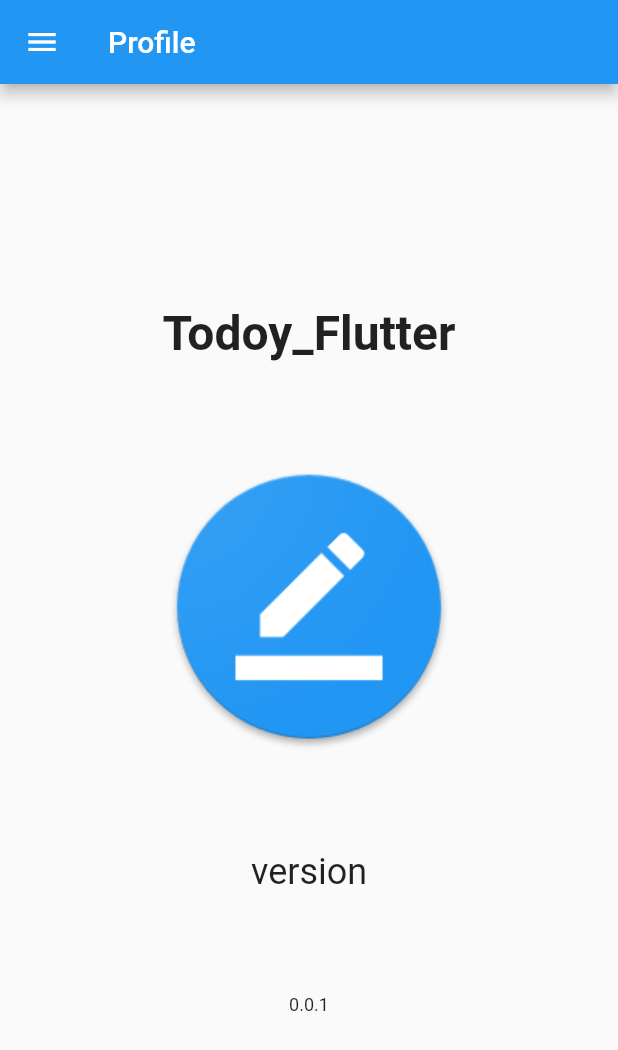
After one commit to Cespresso/Todoy-flutter, a Flutter app: the About screen opened directly, on a phone screen of 412 x 824 dp. The commit adds this screen. Shown: the top 1050 px of the screen. Run offline on Flutter 3.47's test engine with Material 2 defaults, Android fonts, the phone set to English and light mode, and no system bars; our stand-ins replace firebase_auth, google_sign_in; accounts and stored records are empty.

Commit message:
プロフィール画面とアプリ概要画面の追加

```diff
--- a/lib/main.dart
+++ b/lib/main.dart
@@ -1,7 +1,9 @@
 import 'package:flutter/material.dart';
 import 'package:scoped_model/scoped_model.dart';
 import 'package:todoy_flutter/model/todo_model.dart';
+import 'package:todoy_flutter/pages/about.dart';
 import 'package:todoy_flutter/pages/login.dart';
+import 'package:todoy_flutter/pages/profile.dart';
 import 'package:todoy_flutter/pages/todo_detail.dart';
 import 'package:todoy_flutter/pages/todo_list.dart';
 
@@ -35,6 +37,14 @@ class _MyAppState extends State<MyApp> {
               model: widget.todoModel,
               child: TodoList(),
             ),
+        "/profile": (BuildContext context) => ScopedModel<TodoModel>(
+          model: widget.todoModel,
+          child: Profile(),
+        ),
+        "/about": (BuildContext context) => ScopedModel<TodoModel>(
+          model: widget.todoModel,
+          child: About(),
+        ),
       },
       onGenerateRoute: (RouteSettings settings) {
         final List<String> pathElements = settings.name.split("/");
--- /dev/null
+++ b/lib/pages/about.dart
@@ -0,0 +1,43 @@
+import 'package:flutter/material.dart';
+import 'package:todoy_flutter/widgets/drawer.dart';
+
+class About extends StatelessWidget{
+  @override
+  Widget build(BuildContext context) {
+    return Scaffold(
+      appBar: AppBar(
+        title: Text("Profile"),
+      ),
+      drawer: MyDrawer(),
+      body: Center(
+        child: Column(
+          mainAxisAlignment: MainAxisAlignment.spaceBetween,
+          children: <Widget>[
+            SizedBox(
+              height: 80,
+            ),
+            Text(
+              "Todoy_Flutter",
+              style:
+              TextStyle(fontSize: 32, fontWeight: FontWeight.bold),
+            ),
+            Image.asset("assets/logo.png"),
+            Text(
+              "version",
+              style:
+              TextStyle(fontSize: 24),
+            ),
+            Text(
+              "0.0.1",
+              style:
+              TextStyle(fontSize: 12),
+            ),
+            SizedBox(
+              height: 80,
+            ),
+          ],
+        ),
+      ),
+    );
+  }
+}
--- a/lib/pages/login.dart
+++ b/lib/pages/login.dart
@@ -23,6 +23,7 @@ class Login extends StatelessWidget {
 
   @override
   Widget build(BuildContext context) {
+    ScopedModel.of<TodoModel>(context, rebuildOnChange: true).checkAuth();
     Future.delayed(Duration(milliseconds: 100)).then((_) {
       _checkUser(context);
     });
--- a/lib/widgets/drawer.dart
+++ b/lib/widgets/drawer.dart
@@ -12,13 +12,16 @@ class MyDrawer extends StatelessWidget {
           ),
           ListTile(
             title: Text("Home"),
+            onTap: ()=>Navigator.pushReplacementNamed(context, "/todos"),
           ),
           ListTile(
             title: Text("Profile"),
+            onTap: ()=>Navigator.pushReplacementNamed(context, "/profile"),
           ),
           Divider(),
           ListTile(
             title: Text("About"),
+            onTap: ()=>Navigator.pushReplacementNamed(context, "/about"),
           ),
 
         ],
```
Also changed, not shown: lib/model/todo_model.dart (+10 -0 lines), lib/pages/profile.dart (added, +53 -0 lines).
